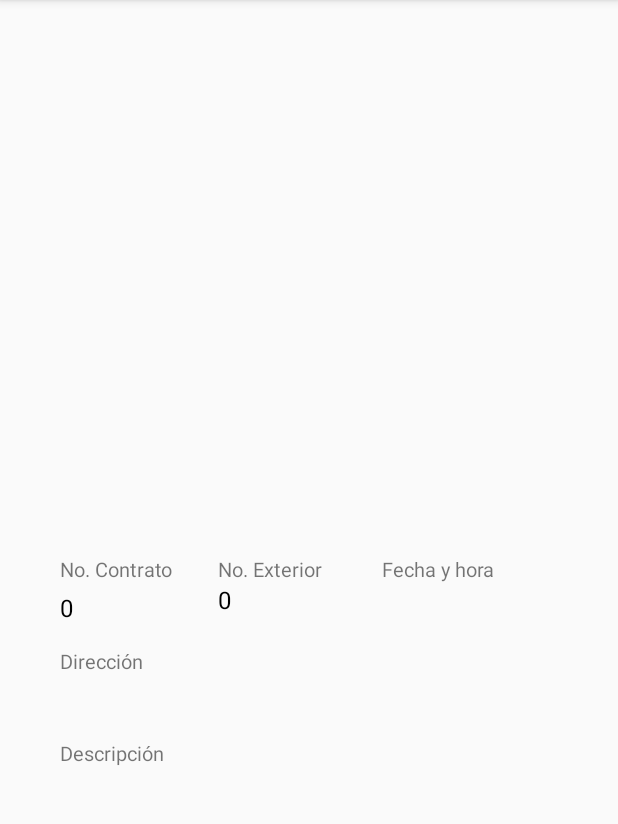
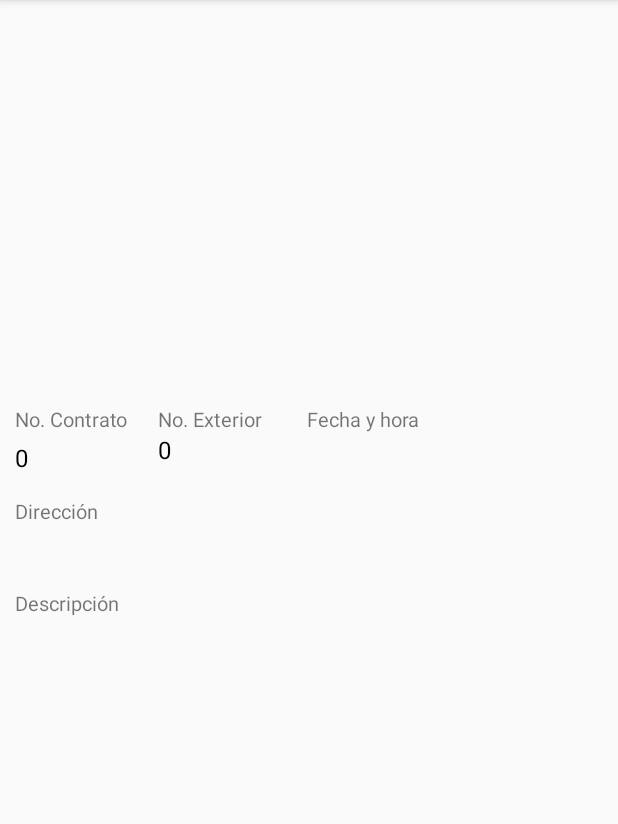
Before and after one commit to anthonyVladimir26/WaterSOS, an Android app: the DatosReporteActivity screen opened directly, with no data from a screen before it, on a phone screen of 412 x 824 dp, the part 84-908 px from its top. Run offline under Robolectric (Android 15) with nearby library versions, the phone set to English and light mode, and no system bars; 4 statements that could not run were skipped.

Commit message:
arreglo de escalas

```diff
--- a/app/src/main/res/layout/activity_datos_reporte.xml
+++ b/app/src/main/res/layout/activity_datos_reporte.xml
@@ -1,5 +1,5 @@
 <?xml version="1.0" encoding="utf-8"?>
-<LinearLayout xmlns:android="http://schemas.android.com/apk/res/android"
+<RelativeLayout xmlns:android="http://schemas.android.com/apk/res/android"
     xmlns:app="http://schemas.android.com/apk/res-auto"
     xmlns:tools="http://schemas.android.com/tools"
     android:layout_width="match_parent"
@@ -7,34 +7,42 @@
     android:orientation="vertical"
     tools:context=".Activities.DatosReporteActivity">
 
+    <LinearLayout
+        android:layout_width="match_parent"
+        android:layout_height="match_parent"
+        android:layout_alignParentStart="true"
+        android:layout_alignParentTop="true"
+        android:orientation="vertical"
+        android:layout_alignParentLeft="true">
+
         <ImageView
             android:id="@+id/imageViewReporte"
             android:layout_width="wrap_content"
             android:layout_height="wrap_content"
-        android:minWidth="300dp"
-        android:minHeight="300dp"
+            android:layout_gravity="center"
+            android:layout_marginTop="40dp"
             android:maxWidth="400dp"
             android:maxHeight="400dp"
-        android:layout_gravity="center"
-        android:layout_marginTop="40dp"
+            android:minWidth="200dp"
+            android:minHeight="200dp"
             app:layout_constraintEnd_toEndOf="parent"
             app:layout_constraintHorizontal_bias="0.498"
             app:layout_constraintStart_toStartOf="parent"
             app:layout_constraintTop_toTopOf="parent"
             tools:srcCompat="@tools:sample/avatars" />
 
+        <LinearLayout
+            android:layout_width="wrap_content"
+            android:layout_height="wrap_content"
+            android:layout_marginTop="30dp"
+            android:orientation="horizontal">
 
             <LinearLayout
                 android:layout_width="wrap_content"
                 android:layout_height="wrap_content"
-        android:orientation="horizontal"
-        android:layout_marginTop="30dp">
+                android:layout_marginLeft="10dp"
+                android:orientation="vertical">
 
-        <LinearLayout
-            android:layout_width="wrap_content"
-            android:layout_height="wrap_content"
-            android:orientation="vertical"
-            android:layout_marginLeft="40dp">
                 <TextView
                     android:id="@+id/textView9"
                     android:layout_width="wrap_content"
@@ -44,23 +52,23 @@
                     tools:ignore="MissingConstraints" />
 
                 <TextView
-                android:layout_marginTop="5dp"
                     android:id="@+id/textView_num_contrato"
                     android:layout_width="wrap_content"
                     android:layout_height="wrap_content"
+                    android:layout_marginTop="5dp"
                     android:text="No. Contrato"
                     android:textColor="#000000"
                     android:textSize="16dp"
-                 tools:ignore="MissingConstraints"
-              />
+                    tools:ignore="MissingConstraints" />
 
             </LinearLayout>
 
             <LinearLayout
                 android:layout_width="wrap_content"
                 android:layout_height="wrap_content"
-            android:orientation="vertical"
-            android:layout_marginLeft="30dp">
+                android:layout_marginLeft="20dp"
+                android:orientation="vertical">
+
                 <TextView
                     android:id="@+id/textView13"
                     android:layout_width="wrap_content"
@@ -68,8 +76,8 @@
                     android:text="No. Exterior"
                     android:textSize="13dp"
                     app:layout_constraintStart_toEndOf="@+id/textView9"
-                tools:ignore="MissingConstraints"
-               />
+                    tools:ignore="MissingConstraints" />
+
                 <TextView
                     android:id="@+id/textView_num_exterior"
                     android:layout_width="wrap_content"
@@ -85,16 +93,17 @@
             <LinearLayout
                 android:layout_width="wrap_content"
                 android:layout_height="wrap_content"
-            android:layout_marginLeft="40dp"
+                android:layout_marginLeft="30dp"
                 android:orientation="vertical">
+
                 <TextView
                     android:layout_width="wrap_content"
                     android:layout_height="wrap_content"
                     android:text="Fecha y hora"
                     android:textSize="13dp"
                     app:layout_constraintEnd_toEndOf="parent"
-                tools:ignore="MissingConstraints"
-                 />
+                    tools:ignore="MissingConstraints" />
+
                 <TextView
                     android:id="@+id/textView_fecha_hora"
                     android:layout_width="wrap_content"
@@ -118,8 +127,8 @@
             android:id="@+id/textView15"
             android:layout_width="wrap_content"
             android:layout_height="wrap_content"
-        android:layout_marginStart="40dp"
-        android:layout_marginLeft="40dp"
+            android:layout_marginStart="10dp"
+            android:layout_marginLeft="10dp"
             android:layout_marginTop="15dp"
             android:text="Dirección"
             android:textSize="13dp"
@@ -131,13 +140,13 @@
             android:id="@+id/textView_direccion"
             android:layout_width="wrap_content"
             android:layout_height="wrap_content"
-        android:layout_marginStart="40dp"
-        android:layout_marginLeft="40dp"
+            android:layout_marginStart="10dp"
+            android:layout_marginLeft="10dp"
+            android:layout_marginTop="5dp"
             android:maxWidth="350dp"
             android:text="direccion"
             android:textColor="#000000"
             android:textSize="16dp"
-        android:layout_marginTop="5dp"
             app:layout_constraintStart_toStartOf="parent"
             tools:ignore="MissingConstraints"
             tools:layout_editor_absoluteY="406dp" />
@@ -147,10 +156,10 @@
             android:id="@+id/textView16"
             android:layout_width="wrap_content"
             android:layout_height="wrap_content"
-        android:layout_marginStart="40dp"
-        android:layout_marginLeft="40dp"
+            android:layout_marginStart="10dp"
+            android:layout_marginLeft="10dp"
+            android:layout_marginTop="15dp"
             android:text="Descripción"
-        android:layout_marginTop="15dp"
             android:textSize="13dp"
             app:layout_constraintStart_toStartOf="parent"
             tools:ignore="MissingConstraints"
@@ -161,8 +170,8 @@
             android:id="@+id/textView_descripcion"
             android:layout_width="wrap_content"
             android:layout_height="wrap_content"
-        android:layout_marginStart="40dp"
-        android:layout_marginLeft="40dp"
+            android:layout_marginStart="10dp"
+            android:layout_marginLeft="10dp"
             android:layout_marginTop="5dp"
             android:maxWidth="350dp"
             android:text="descripcion"
@@ -173,18 +182,7 @@
             tools:layout_editor_absoluteY="481dp" />
 
 
+    </LinearLayout>
 
 
-
-
-
-
-
-
-
-
-
-
-
-
-</LinearLayout>
+</RelativeLayout>
```
Also changed, not shown: app/src/main/java/com/example/watersos/fragments/nav_Reportar.java (+10 -14 lines), app/src/main/res/layout/fragment_nav__reportar.xml (+60 -107 lines). Lines whose indentation alone changed are shown as unchanged.
